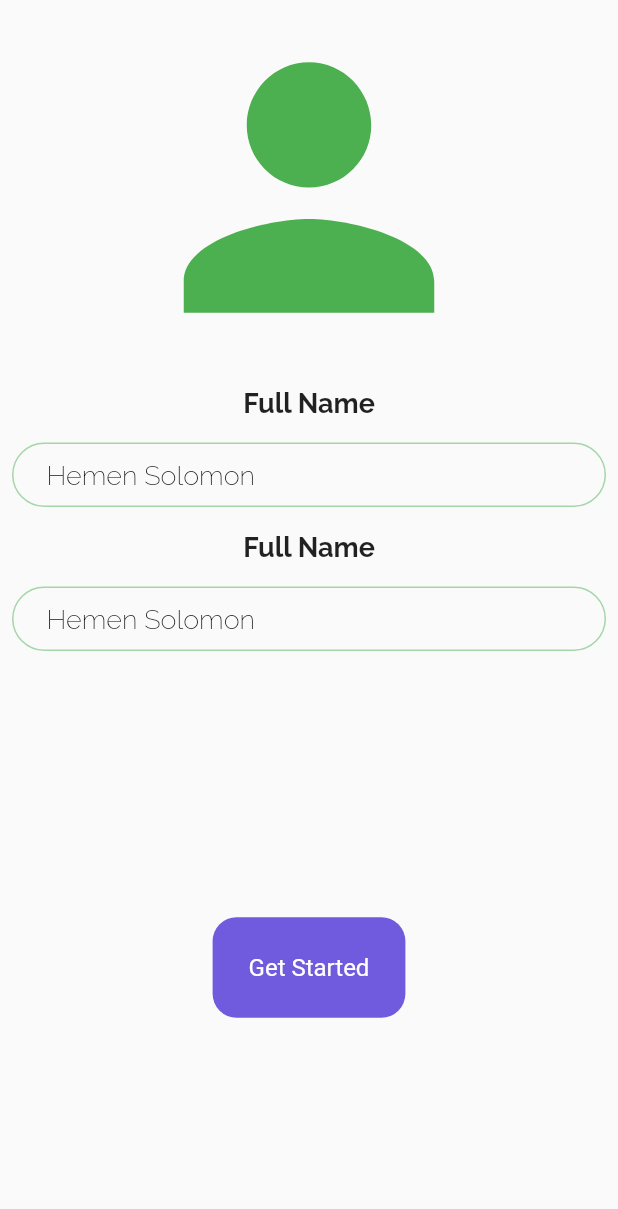
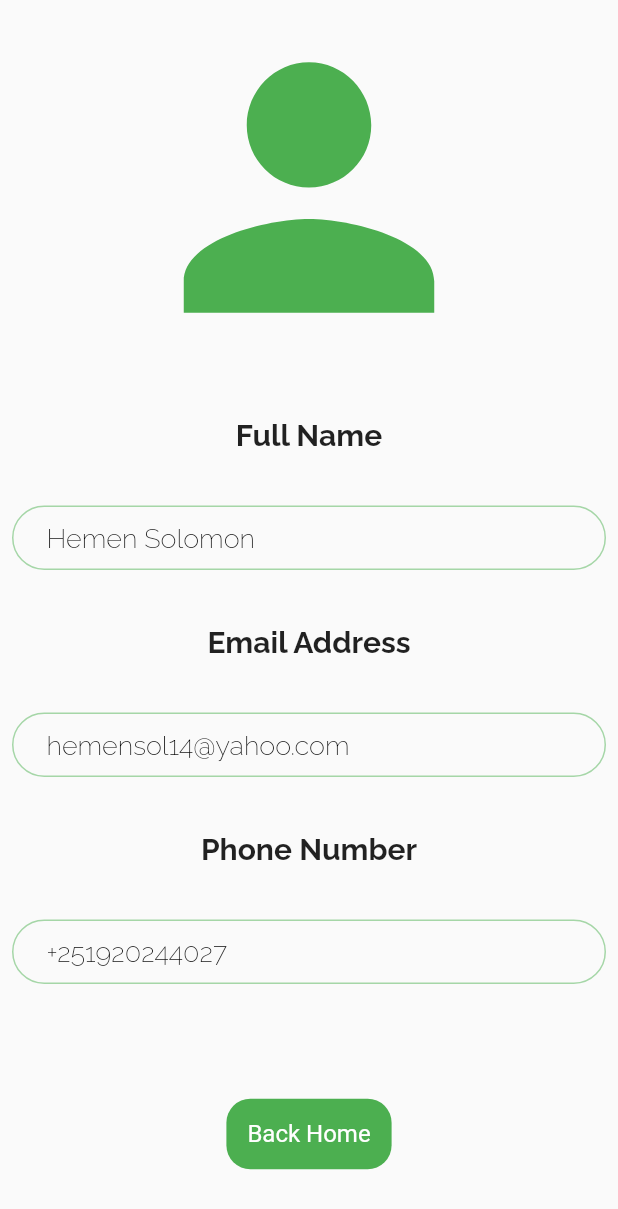
Before and after one commit to hemensol/grocery_app, a Flutter app: the ProfilePage screen opened by its route, on a phone screen of 412 x 824 dp. Shown: the top 1209 px of the screen. Run offline on Flutter 3.47's test engine with Material 2 defaults, Android fonts, the phone set to English and light mode, and no system bars; our stand-ins replace bloc, equatable, flutter_bloc, google_fonts.

Commit message:
almost final commit

```diff
--- a/lib/views/profile_page.dart
+++ b/lib/views/profile_page.dart
@@ -1,5 +1,3 @@
-import 'dart:html';
-
 import 'package:flutter/material.dart';
 
 import 'package:google_fonts/google_fonts.dart';
@@ -20,15 +18,13 @@ class ProfilePage extends StatelessWidget {
               size: 250,
               color: Colors.green,
             ),
-
             Padding(
-              padding: const EdgeInsets.all(8.0),
+              padding: const EdgeInsets.all(28.0),
               child: Text(
                 'Full Name',
-                textAlign: TextAlign.start,
                 style: GoogleFonts.raleway(
-                  fontSize: 18,
-                  fontWeight: FontWeight.bold),
+                    fontSize: 20,
+                    fontWeight: FontWeight.bold),
               ),
             ),
 
@@ -57,15 +53,13 @@ class ProfilePage extends StatelessWidget {
                 ),
               ),
             ),
-
             Padding(
-              padding: const EdgeInsets.all(8.0),
+              padding: const EdgeInsets.all(28.0),
               child: Text(
-                'Full Name',
-                textAlign: TextAlign.start,
+                'Email Address',
                 style: GoogleFonts.raleway(
-                  fontSize: 18,
-                  fontWeight: FontWeight.bold),
+                    fontSize: 20,
+                    fontWeight: FontWeight.bold),
               ),
             ),
 
@@ -82,7 +76,43 @@ class ProfilePage extends StatelessWidget {
                     Padding(
                       padding: const EdgeInsets.only(left: 12),
                       child: Text(
-                        'Hemen Solomon',
+                        'hemensol14@yahoo.com',
+                        style: GoogleFonts.raleway(
+                          color: Colors.black,
+                          fontSize: 18,
+                          fontWeight: FontWeight.w200,
+                        ),
+                      ),
+                    ),
+                  ],
+                ),
+              ),
+            ),
+
+            Padding(
+              padding: const EdgeInsets.all(28.0),
+              child: Text(
+                'Phone Number',
+                style: GoogleFonts.raleway(
+                    fontSize: 20,
+                    fontWeight: FontWeight.bold),
+              ),
+            ),
+
+            Padding(
+              padding: const EdgeInsets.all(8.0),
+              child: Container(
+                decoration: BoxDecoration(
+                  border: Border.all(color: Colors.green.shade200),
+                  borderRadius: BorderRadius.circular(50),
+                ),
+                padding: const EdgeInsets.all(10),
+                child: Row(
+                  children: [
+                    Padding(
+                      padding: const EdgeInsets.only(left: 12),
+                      child: Text(
+                        '+251920244027',
                         style: GoogleFonts.raleway(
                           color: Colors.black,
                           fontSize: 18,
@@ -101,22 +131,17 @@ class ProfilePage extends StatelessWidget {
 
             // get started button
             GestureDetector(
-              onTap: () => Navigator.pushReplacement(
-                context,
-                MaterialPageRoute(
-                  builder: (context) {
-                    return HomePage();
-                  },
-                ),
-              ),
+              onTap: () {
+                Navigator.pushNamedAndRemoveUntil(context, '/', (route) => false);
+              },
               child: Container(
-                padding: const EdgeInsets.all(24),
+                padding: const EdgeInsets.all(14),
                 decoration: BoxDecoration(
                   borderRadius: BorderRadius.circular(16),
-                  color: const Color.fromARGB(255, 112, 91, 222),
+                  color: Colors.green,
                 ),
                 child: const Text(
-                  "Get Started",
+                  "Back Home",
                   style: TextStyle(
                     color: Colors.white,
                     // fontWeight: FontWeight.bold,
```
Also changed, not shown: 22 other files.
